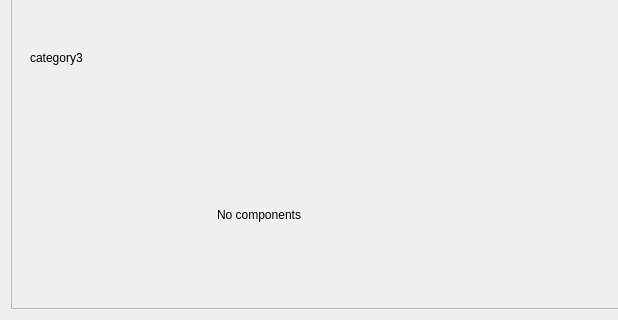
Above: GUI/ui_files/instrument_control_uis/test_model_ui.ui from YeonungK/YonKu before the change; both pictures show x 0 to 618 and y 380 to 700 of the 1000 by 700 pixel window. Below: the same form after it.
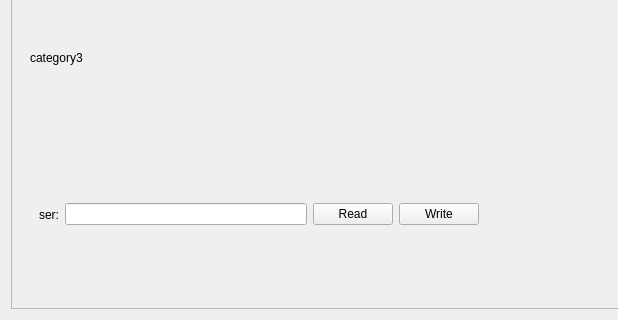
That is the form after the change.

Commit message: still gotta work on read and write command

```diff
--- a/GUI/ui_files/instrument_control_uis/test_model_ui.ui
+++ b/GUI/ui_files/instrument_control_uis/test_model_ui.ui
@@ -134,13 +134,37 @@
            </widget>
           </item>
           <item>
-           <widget class="QLabel" name="category3_emptyLabel">
-            <property name="text">
-             <string>No components</string>
-            </property>
-            <property name="alignment">
-             <set>Qt::AlignCenter</set>
-            </property>
+           <widget class="QWidget" name="category3_ser__rowWidget">
+            <layout class="QHBoxLayout" name="category3_ser__rowLayout">
+             <item>
+              <widget class="QLabel" name="category3_ser__label">
+               <property name="text">
+                <string>ser:</string>
+               </property>
+              </widget>
+             </item>
+             <item>
+              <widget class="QLineEdit" name="category3_ser__lineEdit">
+               <property name="readOnly">
+                <bool>false</bool>
+               </property>
+              </widget>
+             </item>
+             <item>
+              <widget class="QPushButton" name="category3_ser__readButton">
+               <property name="text">
+                <string>Read</string>
+               </property>
+              </widget>
+             </item>
+             <item>
+              <widget class="QPushButton" name="category3_ser__writeButton">
+               <property name="text">
+                <string>Write</string>
+               </property>
+              </widget>
+             </item>
+            </layout>
            </widget>
           </item>
          </layout>
```
The commit also changes 31 other files.
